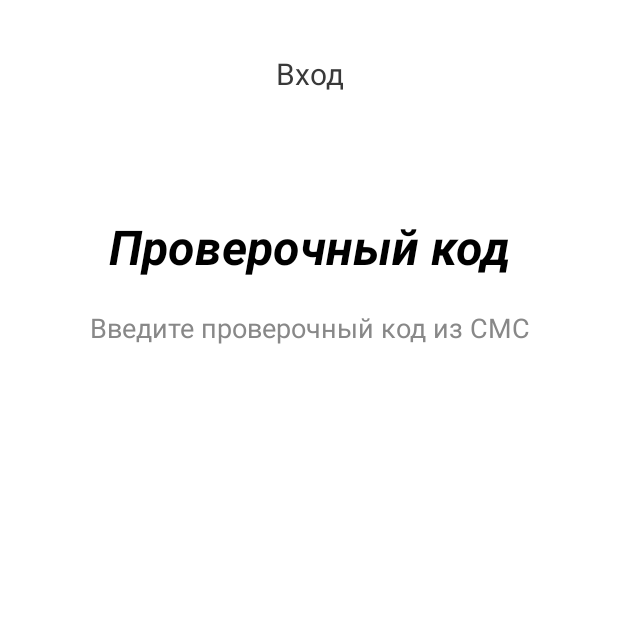
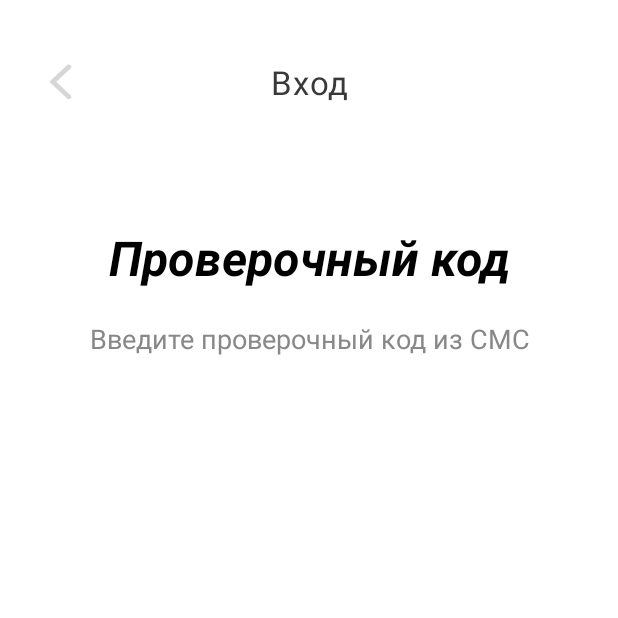
Before and after one commit to KatbertAllgood/RacZakupSecond, an Android app: the fragment CheckCodeFragment shown on its own in the app's theme, on a phone screen of 412 x 824 dp, the top half of it. Run offline under Robolectric (Android 15) with nearby library versions, the phone set to English and light mode, and no system bars; our stand-ins replace RxJava; 1 statement that could not run was skipped.

Commit message:
added Toolbar

```diff
--- a/app/src/main/java/com/example/raczakupsecond/screens/auth/checkcode/CheckCodeFragment.kt
+++ b/app/src/main/java/com/example/raczakupsecond/screens/auth/checkcode/CheckCodeFragment.kt
@@ -9,7 +9,9 @@ import android.view.LayoutInflater
 import android.view.View
 import android.view.ViewGroup
 import android.widget.Toast
+import androidx.activity.OnBackPressedCallback
 import androidx.fragment.app.viewModels
+import androidx.navigation.fragment.findNavController
 import com.example.raczakupsecond.R
 import com.example.raczakupsecond.databinding.FragmentCheckCodeBinding
 
@@ -32,6 +34,21 @@ class CheckCodeFragment : Fragment(R.layout.fragment_check_code) {
         val code: MutableList<String> = MutableList(4) {""}
 
         with(binding) {
+
+            toolbarAuth.onClick {
+
+                requireActivity().onBackPressed()
+
+//                val callback = object : OnBackPressedCallback(true) {
+//                    override fun handleOnBackPressed() {
+//                        findNavController().navigate(R.id.action_checkCodeFragment_to_loginFragment)
+//                    }
+//                }
+//                requireActivity().onBackPressedDispatcher.addCallback(
+//                    viewLifecycleOwner,
+//                    callback
+//                )
+            }
 
             viewModel.getResponseSuccess().observe(viewLifecycleOwner) {
                 when (it) {
--- a/app/src/main/java/com/example/raczakupsecond/screens/auth/login/LoginFragment.kt
+++ b/app/src/main/java/com/example/raczakupsecond/screens/auth/login/LoginFragment.kt
@@ -44,6 +44,10 @@ class LoginFragment : Fragment(R.layout.fragment_login) {
 
         with(binding){
 
+            toolbarAuth.onClick {
+                requireActivity().onBackPressed()
+            }
+
             editTextLoginNumber.addTextChangedListener(object : TextWatcher {
                 override fun beforeTextChanged(p0: CharSequence?, p1: Int, p2: Int, p3: Int) {
 
--- /dev/null
+++ b/app/src/main/java/com/example/raczakupsecond/view/ToolbarViewAuth.kt
@@ -0,0 +1,25 @@
+package com.example.raczakupsecond.view
+
+import android.content.Context
+import android.util.AttributeSet
+import android.view.LayoutInflater
+import android.view.View
+import android.widget.RelativeLayout
+import com.example.raczakupsecond.databinding.ToolbarAuthBinding
+
+class ToolbarViewAuth(
+    context: Context,
+    attrs: AttributeSet
+) : RelativeLayout(context, attrs) {
+    private val binding : ToolbarAuthBinding =
+        ToolbarAuthBinding
+            .inflate(LayoutInflater.from(context), this, false)
+
+    init {
+        addView(binding.root)
+    }
+
+    fun onClick(action: (View) -> Unit) {
+        binding.imageViewToolbarButtonBack.setOnClickListener(action)
+    }
+}
--- a/app/src/main/res/layout/fragment_check_code.xml
+++ b/app/src/main/res/layout/fragment_check_code.xml
@@ -7,18 +7,23 @@
     android:orientation="vertical"
     android:gravity="center_horizontal">
 
-    <TextView
-        android:layout_marginTop="35dp"
+    <com.example.raczakupsecond.view.ToolbarViewAuth
+        android:id="@+id/toolbar_auth"
+        android:layout_width="wrap_content"
+        android:layout_height="wrap_content" />
 
-        android:layout_width="wrap_content"
-        android:layout_height="wrap_content"
+<!--    <TextView-->
+<!--        android:layout_marginTop="35dp"-->
 
-        android:gravity="center"
+<!--        android:layout_width="wrap_content"-->
+<!--        android:layout_height="wrap_content"-->
 
-        android:text="@string/toolbar_login"
-        android:fontFamily="@font/roboto"
-        android:textSize="20sp"
-        android:textColor="@color/login_text" />
+<!--        android:gravity="center"-->
+
+<!--        android:text="@string/toolbar_login"-->
+<!--        android:fontFamily="@font/roboto"-->
+<!--        android:textSize="20sp"-->
+<!--        android:textColor="@color/login_text" />-->
 
     <TextView
         android:layout_marginTop="80dp"
--- a/app/src/main/res/layout/fragment_login.xml
+++ b/app/src/main/res/layout/fragment_login.xml
@@ -7,18 +7,23 @@
     android:orientation="vertical"
     android:gravity="center_horizontal">
 
-    <TextView
-        android:layout_marginTop="35dp"
+    <com.example.raczakupsecond.view.ToolbarViewAuth
+        android:id="@+id/toolbar_auth"
+        android:layout_width="wrap_content"
+        android:layout_height="wrap_content" />
 
-        android:layout_width="wrap_content"
-        android:layout_height="wrap_content"
+<!--    <TextView-->
+<!--        android:layout_marginTop="35dp"-->
 
-        android:gravity="center"
+<!--        android:layout_width="wrap_content"-->
+<!--        android:layout_height="wrap_content"-->
 
-        android:text="@string/toolbar_login"
-        android:fontFamily="@font/roboto"
-        android:textSize="20sp"
-        android:textColor="@color/login_text" />
+<!--        android:gravity="center"-->
+
+<!--        android:text="@string/toolbar_login"-->
+<!--        android:fontFamily="@font/roboto"-->
+<!--        android:textSize="20sp"-->
+<!--        android:textColor="@color/login_text" />-->
 
     <TextView
         android:layout_marginTop="80dp"
--- /dev/null
+++ b/app/src/main/res/layout/toolbar_auth.xml
@@ -0,0 +1,34 @@
+<?xml version="1.0" encoding="utf-8"?>
+<RelativeLayout
+    xmlns:android="http://schemas.android.com/apk/res/android"
+    xmlns:tools="http://schemas.android.com/tools"
+    android:layout_marginTop="40dp"
+    android:layout_width="match_parent"
+    android:layout_height="30dp">
+
+    <TextView
+        android:id="@+id/textView_toolbar_title"
+        android:layout_width="wrap_content"
+        android:layout_height="match_parent"
+
+        android:layout_centerInParent="true"
+
+        android:fontFamily="@font/roboto"
+        android:gravity="center"
+        android:textColor="@color/login_text"
+        android:textSize="22sp"
+        android:letterSpacing="0.03"
+
+        android:text="@string/toolbar_login" />
+
+    <ImageView
+        android:id="@+id/imageView_toolbar_buttonBack"
+        android:layout_width="wrap_content"
+        android:layout_height="match_parent"
+
+        android:src="@drawable/ic_toolbar_auth_arrow_back"
+
+        android:layout_marginStart="24dp"
+        />
+
+</RelativeLayout>
--- a/app/src/main/res/values/strings.xml
+++ b/app/src/main/res/values/strings.xml
@@ -1,5 +1,5 @@
 <resources>
-    <string name="app_name">RacZakupSecond</string>
+    <string name="app_name">RacZakup</string>
 
     <!-- fragment_login !-->
     <string name="frag_login_welcome_back">С возвращением!</string>
@@ -12,5 +12,7 @@
     <string name="frag_check_typeCheckCode">Введите проверочный код из СМС</string>
 
     <string name="toolbar_login">Вход</string>
+    <string name="fast_order">Быстрый заказ</string>
+
 
 </resources>
```
Also changed, not shown: app/src/main/res/font/roboto_bold.ttf (added).
